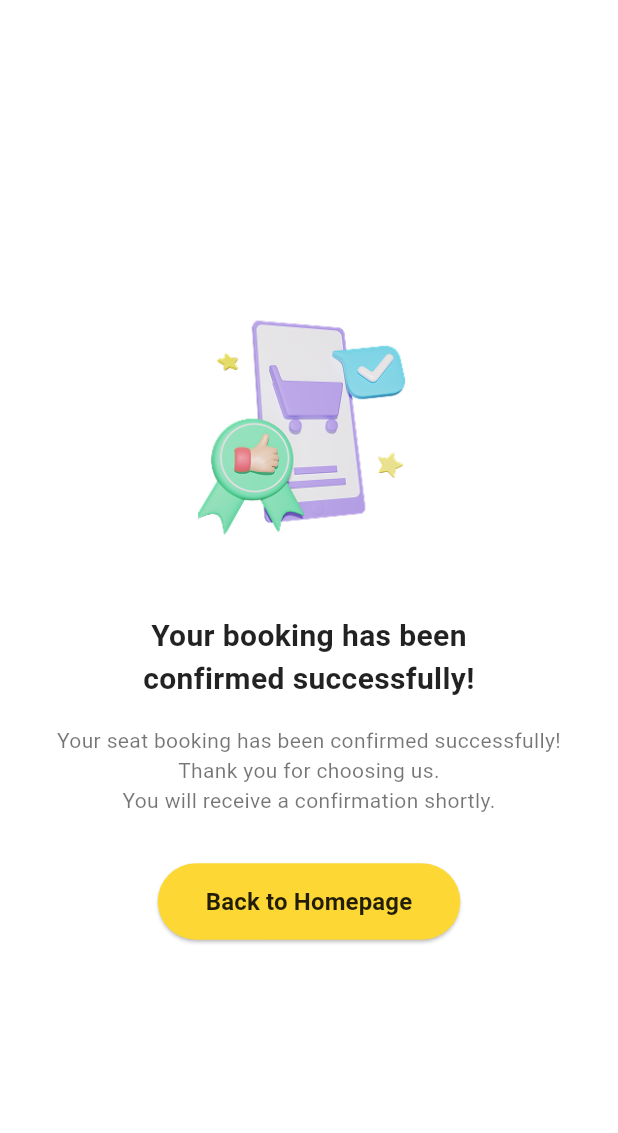
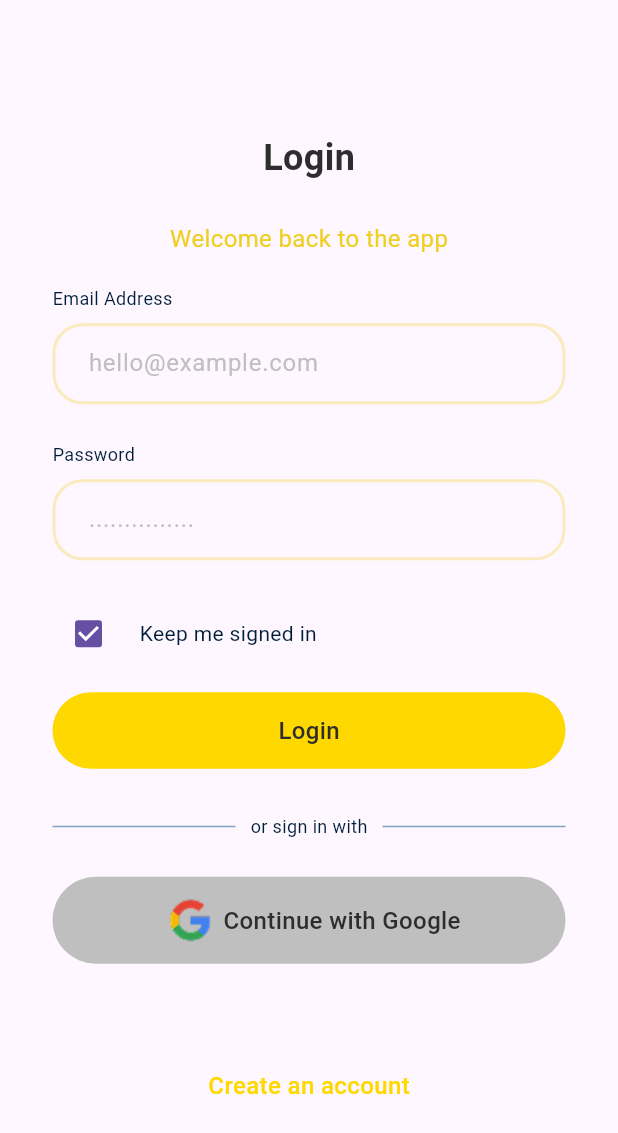
Before and after one commit to iSiRaH/transist_tracker, a Flutter app: the screen it shows after launch, on a phone screen of 412 x 824 dp. Shown: the top 1133 px of the screen. Run offline on Flutter 3.47's test engine with Material 3 defaults, Android fonts, the phone set to English and light mode, and no system bars; our stand-ins replace curved_navigation_bar.

Commit message:
Login page created

```diff
--- a/lib/main.dart
+++ b/lib/main.dart
@@ -1,4 +1,5 @@
 import 'package:flutter/material.dart';
+import 'package:transist_tracker/pages/login_page.dart';
 import 'package:transist_tracker/pages/signup_success_page.dart';
 import 'package:transist_tracker/pages/welcome_page.dart';
 import 'package:transist_tracker/pages/payment_success_page.dart';
@@ -15,7 +16,7 @@ class MyApp extends StatelessWidget {
     return MaterialApp(
       title: "Transist Tracker",
       debugShowCheckedModeBanner: false,
-      home: PaymentSuccessPage(),
+      home: LoginPage(),
     );
   }
 }
--- /dev/null
+++ b/lib/pages/login_page.dart
@@ -0,0 +1,177 @@
+import 'package:flutter/material.dart';
+import 'package:transist_tracker/utils/colors.dart';
+import 'package:transist_tracker/widgets/reusable/input_field.dart';
+
+class LoginPage extends StatelessWidget {
+  const LoginPage({super.key});
+
+  @override
+  Widget build(BuildContext context) {
+    return Scaffold(
+      resizeToAvoidBottomInset: false,
+      body: SafeArea(
+        child: Padding(
+          padding: const EdgeInsets.symmetric(horizontal: 35.0),
+          child: Column(
+            mainAxisAlignment: MainAxisAlignment.center,
+            children: [
+              Text(
+                "Login",
+                style: TextStyle(
+                  fontSize: 24,
+                  fontWeight: FontWeight.bold,
+                  color: mainBlack,
+                ),
+              ),
+              SizedBox(
+                height: 25,
+              ),
+              Text(
+                "Welcome back to the app",
+                style: TextStyle(
+                  fontSize: 16,
+                  color: subYellow,
+                ),
+              ),
+              SizedBox(
+                height: 20,
+              ),
+              InputField(
+                labelName: "Email Address",
+                hintText: "hello@example.com",
+              ),
+              SizedBox(
+                height: 25,
+              ),
+              InputField(
+                labelName: "Password",
+                hintText: "...............",
+              ),
+              SizedBox(
+                height: 25,
+              ),
+              Row(
+                children: [
+                  Checkbox(
+                    value: true,
+                    onChanged: (value) {},
+                  ),
+                  SizedBox(
+                    width: 10,
+                  ),
+                  Text(
+                    "Keep me signed in",
+                    style: TextStyle(
+                      color: inputTextColor,
+                      fontSize: 14,
+                    ),
+                  ),
+                ],
+              ),
+              SizedBox(
+                height: 15,
+              ),
+              Container(
+                width: double.infinity,
+                decoration: BoxDecoration(
+                  color: mainYellow,
+                  borderRadius: BorderRadius.circular(30.0),
+                ),
+                child: Padding(
+                  padding: const EdgeInsets.symmetric(
+                    vertical: 14.0,
+                  ),
+                  child: Center(
+                    child: Text(
+                      "Login",
+                      style: TextStyle(
+                        color: mainBlack,
+                        fontWeight: FontWeight.w500,
+                        fontSize: 16,
+                      ),
+                    ),
+                  ),
+                ),
+              ),
+              SizedBox(
+                height: 30,
+              ),
+              Row(
+                children: [
+                  Expanded(
+                    child: Container(
+                      height: 1,
+                      color: dividerColor,
+                    ),
+                  ),
+                  SizedBox(
+                    width: 10,
+                  ),
+                  Text(
+                    "or sign in with",
+                    style: TextStyle(
+                      color: inputTextColor,
+                      fontSize: 12,
+                    ),
+                  ),
+                  SizedBox(
+                    width: 10,
+                  ),
+                  Expanded(
+                    child: Container(
+                      height: 1,
+                      color: dividerColor,
+                    ),
+                  ),
+                ],
+              ),
+              SizedBox(
+                height: 25,
+              ),
+              Container(
+                width: double.infinity,
+                decoration: BoxDecoration(
+                  color: mainAsh,
+                  borderRadius: BorderRadius.circular(30.0),
+                ),
+                child: Padding(
+                  padding: const EdgeInsets.symmetric(
+                    vertical: 7.0,
+                  ),
+                  child: Row(
+                    mainAxisAlignment: MainAxisAlignment.center,
+                    children: [
+                      Image.asset(
+                        "assets/icons/google_icon.png",
+                        fit: BoxFit.cover,
+                      ),
+                      Text(
+                        "Continue with Google",
+                        style: TextStyle(
+                          color: mainBlack,
+                          fontWeight: FontWeight.w500,
+                          fontSize: 16,
+                        ),
+                      ),
+                    ],
+                  ),
+                ),
+              ),
+              SizedBox(
+                height: 70,
+              ),
+              Text(
+                "Create an account",
+                style: TextStyle(
+                  color: mainYellow,
+                  fontWeight: FontWeight.w500,
+                  fontSize: 16,
+                ),
+              ),
+            ],
+          ),
+        ),
+      ),
+    );
+  }
+}
--- a/lib/utils/colors.dart
+++ b/lib/utils/colors.dart
@@ -4,3 +4,7 @@ Color mainYellow = const Color(0xffFFD800);
 Color subYellow = const Color(0xffEECF23);
 
 Color mainBlack = const Color(0xff2D2D2D);
+Color mainAsh = const Color(0xffBFBFBF);
+
+Color dividerColor = const Color(0xff82A0BF);
+Color inputTextColor = const Color(0xff001E39);
--- /dev/null
+++ b/lib/widgets/reusable/input_field.dart
@@ -0,0 +1,60 @@
+import 'package:flutter/material.dart';
+import 'package:transist_tracker/utils/colors.dart';
+
+class InputField extends StatelessWidget {
+  final String labelName;
+  final String hintText;
+
+  const InputField(
+      {super.key, required this.labelName, required this.hintText});
+
+  @override
+  Widget build(BuildContext context) {
+    return Column(
+      crossAxisAlignment: CrossAxisAlignment.start,
+      children: [
+        Text(
+          labelName,
+          style: TextStyle(
+            fontSize: 12,
+            color: inputTextColor,
+          ),
+        ),
+        SizedBox(
+          height: 8,
+        ),
+        TextField(
+          decoration: InputDecoration(
+            hintText: hintText,
+            hintStyle: TextStyle(
+              color: mainAsh,
+            ),
+            contentPadding:
+                const EdgeInsets.symmetric(horizontal: 20.0, vertical: 15.0),
+            border: OutlineInputBorder(
+              borderRadius: BorderRadius.circular(20.0),
+              borderSide: BorderSide(
+                color: subYellow,
+                width: 2.0,
+              ),
+            ),
+            focusedBorder: OutlineInputBorder(
+              borderRadius: BorderRadius.circular(20.0),
+              borderSide: BorderSide(
+                color: subYellow,
+                width: 2.0,
+              ),
+            ),
+            enabledBorder: OutlineInputBorder(
+              borderRadius: BorderRadius.circular(20.0),
+              borderSide: BorderSide(
+                color: subYellow.withOpacity(0.3),
+                width: 2.0,
+              ),
+            ),
+          ),
+        ),
+      ],
+    );
+  }
+}
```
Also changed, not shown: assets/icons/google_icon.png (added), pubspec.lock.
